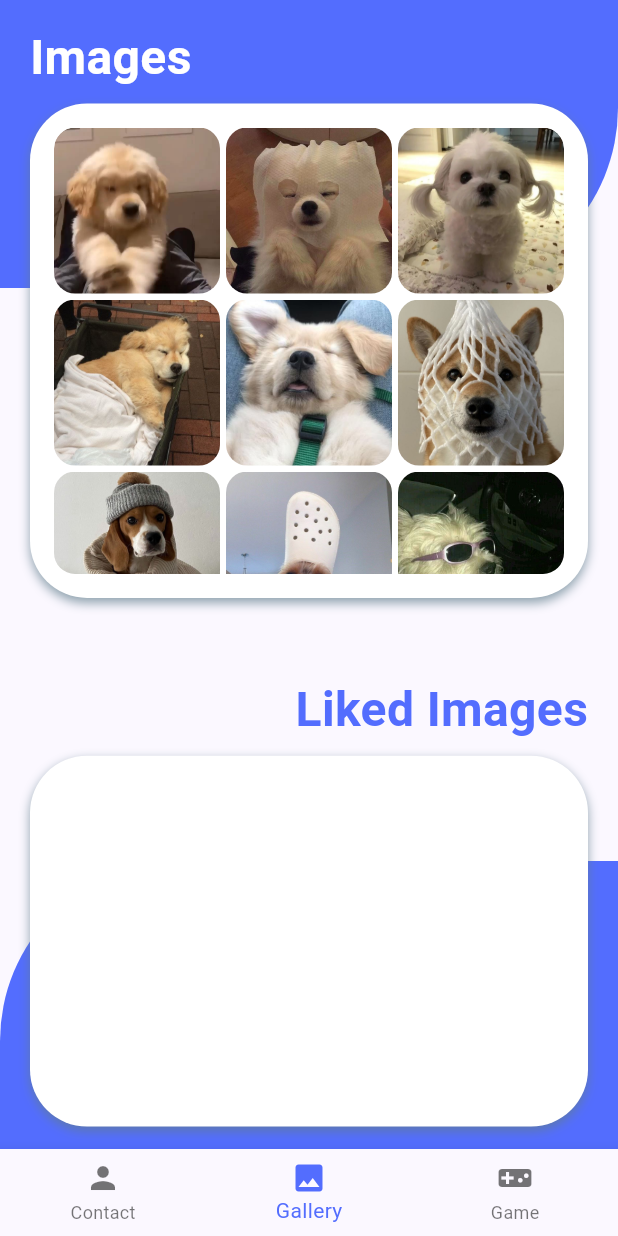
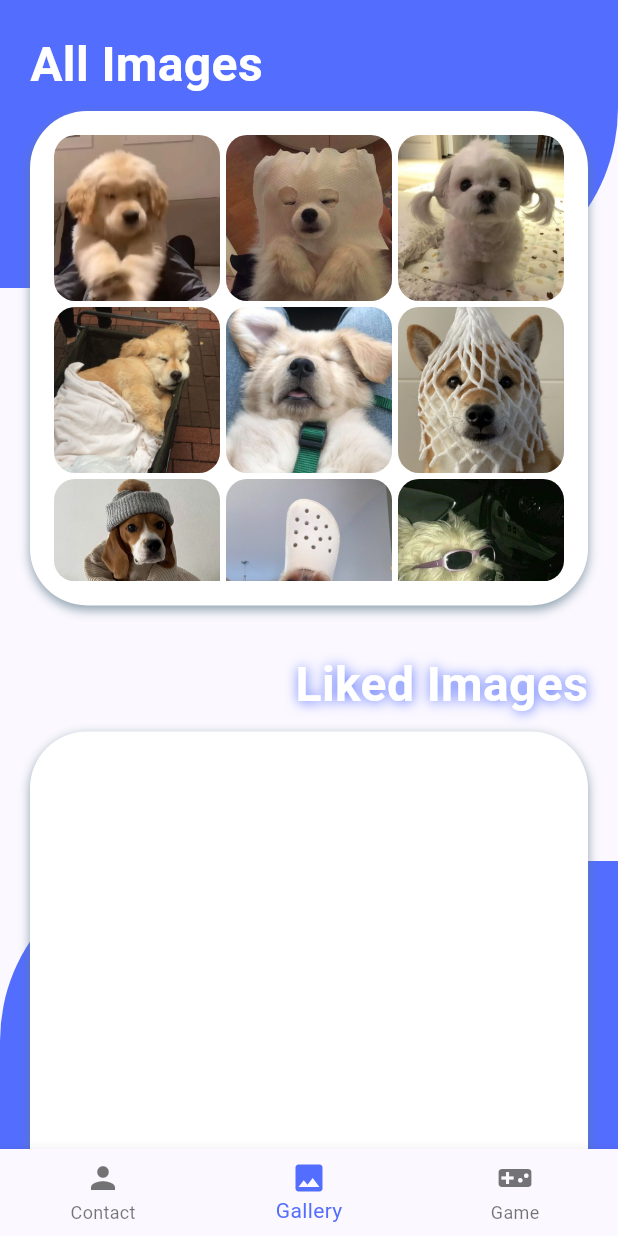
Before and after one commit to siesdart/madcamp-week1, a Flutter app: the screen it shows after launch, item 2 of the bottom bar chosen, on a phone screen of 412 x 824 dp. Run offline on Flutter 3.47's test engine with Material 3 defaults, Android fonts, the phone set to English and light mode, and no system bars; our stand-ins replace dio, flutter_riverpod, fluttertoast, google_fonts; network calls fail.

Commit message:
1/2 commit3

```diff
--- a/lib/screens/gallery_detail_screen.dart
+++ b/lib/screens/gallery_detail_screen.dart
@@ -1,7 +1,8 @@
 import 'package:flutter/material.dart';
+
 import 'package:madcamp_week1/widgets/custom_scaffold.dart';
 
-class GalleryDetailScreen extends StatelessWidget {
+class GalleryDetailScreen extends StatefulWidget {
   final int index;
   final bool isLiked;
 
@@ -12,8 +13,13 @@ class GalleryDetailScreen extends StatelessWidget {
   });
 
   @override
+  State<GalleryDetailScreen> createState() => _GalleryDetailScreenState();
+}
+
+class _GalleryDetailScreenState extends State<GalleryDetailScreen> {
+  @override
   Widget build(BuildContext context) {
-    final imageName = '${index + 1}.jpeg';
+    final String imageName = '${widget.index + 1}.jpeg';
 
     return CustomScaffold(
       title: Text(imageName),
@@ -55,12 +61,12 @@ class GalleryDetailScreen extends StatelessWidget {
                   const Divider(height: 32),
                   ElevatedButton.icon(
                     onPressed: () {
-                      Navigator.pop(context, index);
+                      Navigator.pop(context, widget.index);
                     },
-                    icon: isLiked
+                    icon: widget.isLiked
                         ? const Icon(Icons.thumb_down)
                         : const Icon(Icons.thumb_up),
-                    label: isLiked ? const Text('Unlike') : const Text('Like'),
+                    label: widget.isLiked ? const Text('Unlike') : const Text('Like'),
                   ),
                 ],
               ),
--- a/lib/screens/gallery_screen.dart
+++ b/lib/screens/gallery_screen.dart
@@ -25,20 +25,41 @@ class GalleryScreen extends StatelessWidget {
           ),
         ),
         Positioned(
-          // main column1: every image
-          top: 15,
-          left: 20,
-          right: 20,
-          // main column1: every image
+          left: 0,
+          right: 0,
+          bottom: 0,
+          height: 192,
+          child: Container(
+            decoration: const BoxDecoration(
+              borderRadius: BorderRadius.only(
+                topLeft: Radius.circular(120),
+              ),
+              color: Colors.indigoAccent,
+            ),
+          ),
+        ),
+        Scaffold(
+          backgroundColor: Colors.transparent,
+          body: SingleChildScrollView(
+            padding: EdgeInsets.all(20),
             child: Column(
+              children: [
+                Column(
                     crossAxisAlignment: CrossAxisAlignment.stretch,
                     children: <Widget>[
                       const Text(
-                'Images',
+                        'All Images',
                         style: TextStyle(
                           fontSize: 32,
                           fontWeight: FontWeight.bold,
                           color: Colors.white,
+                          shadows: [
+                            Shadow(
+                              blurRadius: 10.0,
+                              color: Colors.indigoAccent,
+                              offset: Offset(0.5, 0.5),
+                            ),
+                          ],
                         ),
                       ),
                       const SizedBox(height: 8),
@@ -61,27 +82,8 @@ class GalleryScreen extends StatelessWidget {
                       ),
                     ],
                   ),
-        ),
-        Positioned(
-          left: 0,
-          right: 0,
-          bottom: 0,
-          height: 192,
-          child: Container(
-            decoration: const BoxDecoration(
-              borderRadius: BorderRadius.only(
-                topLeft: Radius.circular(120),
-              ),
-              color: Colors.indigoAccent,
-            ),
-          ),
-        ),
-        Positioned(
-          // main column2: liked image
-          left: 20,
-          right: 20,
-          bottom: 15,
-          child: Column(
+                const SizedBox(height: 30),
+                Column(
                     crossAxisAlignment: CrossAxisAlignment.end,
                     children: <Widget>[
                       const Text(
@@ -89,13 +91,20 @@ class GalleryScreen extends StatelessWidget {
                         style: TextStyle(
                           fontSize: 32,
                           fontWeight: FontWeight.bold,
+                          color: Colors.white,
+                          shadows: [
+                            Shadow(
+                              blurRadius: 10.0,
                               color: Colors.indigoAccent,
+                              offset: Offset(0.5, 0.5),
+                            ),
+                          ],
                         ),
                       ),
                       const SizedBox(height: 8),
                       Container(
                         padding: const EdgeInsets.all(16),
-                height: MediaQuery.of(context).size.height * 0.3,
+                        height: MediaQuery.of(context).size.height * 0.4,
                         decoration: BoxDecoration(
                           borderRadius: BorderRadius.circular(38),
                           color: Colors.white,
@@ -113,6 +122,9 @@ class GalleryScreen extends StatelessWidget {
                         ),
                       ),
                     ],
+                  ),
+              ],
+            ),
           ),
         ),
       ],
```
Lines whose indentation alone changed are shown as unchanged.
